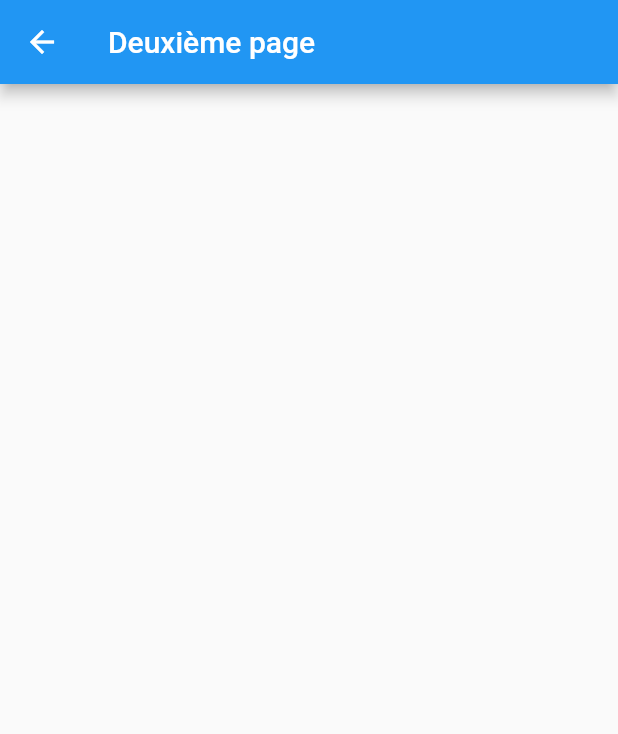
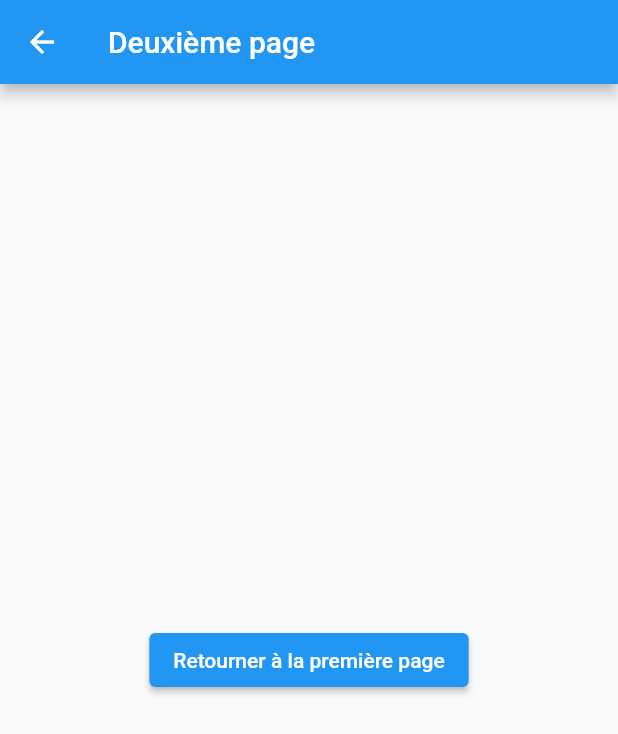
Before and after one commit to davipro34/demologin_app, a Flutter app: the screen it shows after launch, after a tap on "Aller à la deuxième page", on a phone screen of 412 x 824 dp. Shown: the top 734 px of the screen. Run offline on Flutter 3.47's test engine with Material 2 defaults, Android fonts, the phone set to English and light mode, and no system bars.

Commit message:
Added button and function Navigator on second page to return to first page

```diff
--- a/lib/main.dart
+++ b/lib/main.dart
@@ -18,10 +18,11 @@ class FirstPage extends StatelessWidget {
         title: const Text('Première page'),
       ),
       body: Center(
-        child: ElevatedButton(onPressed: () {
-          Navigator.push(context, MaterialPageRoute(builder: (context) => SecondPage()));
-        },
-        child: const Text('Aller à la deuxième page'),
+        child: ElevatedButton(
+          onPressed: () {
+            Navigator.push(context, MaterialPageRoute(builder: (context) => const SecondPage()));
+          },
+          child: const Text('Aller à la deuxième page'),
         ),
       ),
     );
@@ -32,11 +33,21 @@ class RaisedButton {
 }
 
 class SecondPage extends StatelessWidget {
+  const SecondPage({super.key});
+
   @override
   Widget build(BuildContext context) {
     return Scaffold(
       appBar: AppBar(
-        title: Text('Deuxième page'),
+        title: const Text('Deuxième page'),
+      ),
+      body: Center(
+        child: ElevatedButton(
+          onPressed: () {
+            Navigator.pop(context);
+          },
+         child: const Text('Retourner à la première page'),
+        ),
       ),
     );
   }
```
